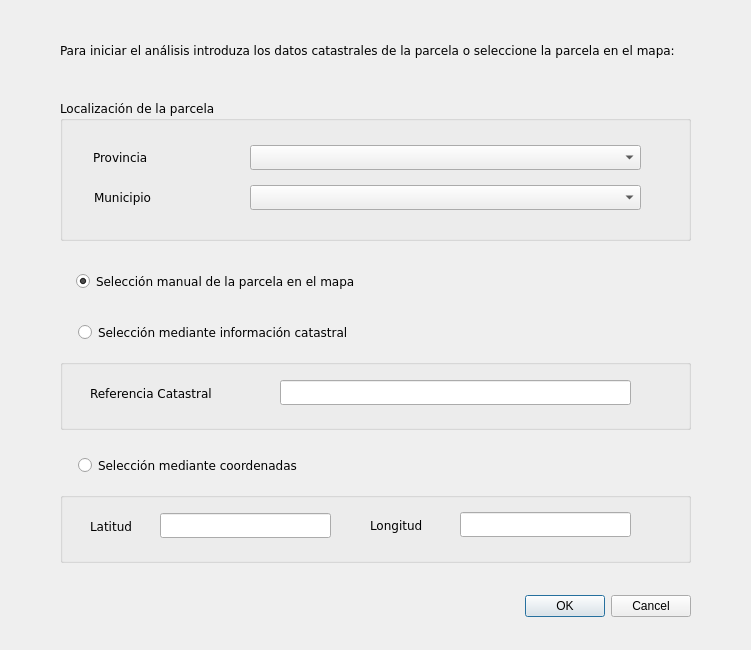
The window that Ui_SeleccionForm.ui (rubenmarrufo/herevea) describes before a commit, drawn with Qt 5.
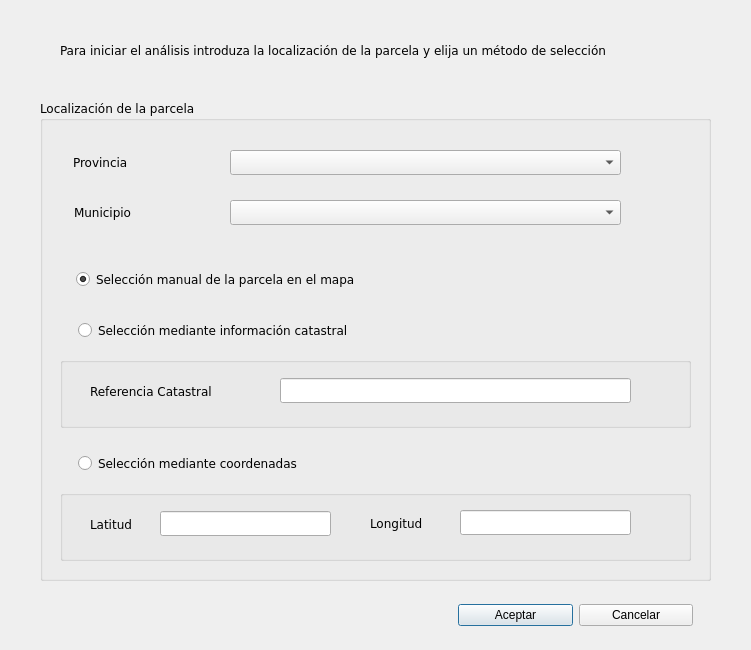
The same window after the commit. Icons and pictures are not drawn.

What changed in the file:
```diff
--- a/Ui_SeleccionForm.ui
+++ b/Ui_SeleccionForm.ui
@@ -29,22 +29,6 @@
    <iconset>
     <normaloff>Herevea.png</normaloff>Herevea.png</iconset>
   </property>
-  <widget class="QDialogButtonBox" name="buttonBox">
-   <property name="geometry">
-    <rect>
-     <x>350</x>
-     <y>590</y>
-     <width>341</width>
-     <height>32</height>
-    </rect>
-   </property>
-   <property name="orientation">
-    <enum>Qt::Horizontal</enum>
-   </property>
-   <property name="standardButtons">
-    <set>QDialogButtonBox::Cancel|QDialogButtonBox::Ok</set>
-   </property>
-  </widget>
   <widget class="QLabel" name="label">
    <property name="geometry">
     <rect>
@@ -60,7 +44,7 @@
     </font>
    </property>
    <property name="text">
-    <string>Para iniciar el análisis introduza los datos catastrales de la parcela o seleccione la parcela en el mapa:</string>
+    <string>Para iniciar el análisis introduza la localización de la parcela y elija un método de selección</string>
    </property>
    <property name="wordWrap">
     <bool>true</bool>
@@ -69,10 +53,10 @@
   <widget class="QGroupBox" name="groupBox">
    <property name="geometry">
     <rect>
-     <x>60</x>
+     <x>40</x>
      <y>100</y>
-     <width>631</width>
-     <height>141</height>
+     <width>671</width>
+     <height>481</height>
     </rect>
    </property>
    <property name="font">
@@ -87,7 +71,7 @@
     <property name="geometry">
      <rect>
       <x>33</x>
-      <y>47</y>
+      <y>52</y>
       <width>181</width>
       <height>20</height>
      </rect>
@@ -105,7 +89,7 @@
     <property name="geometry">
      <rect>
       <x>34</x>
-      <y>87</y>
+      <y>102</y>
       <width>181</width>
       <height>20</height>
      </rect>
@@ -123,7 +107,7 @@
     <property name="geometry">
      <rect>
       <x>190</x>
-      <y>45</y>
+      <y>50</y>
       <width>391</width>
       <height>25</height>
      </rect>
@@ -133,95 +117,107 @@
     <property name="geometry">
      <rect>
       <x>190</x>
-      <y>85</y>
+      <y>100</y>
       <width>391</width>
       <height>25</height>
      </rect>
     </property>
    </widget>
-  </widget>
-  <widget class="QRadioButton" name="radCatastro">
-   <property name="enabled">
-    <bool>true</bool>
-   </property>
-   <property name="geometry">
-    <rect>
-     <x>78</x>
-     <y>321</y>
-     <width>611</width>
-     <height>23</height>
-    </rect>
-   </property>
-   <property name="font">
-    <font>
-     <family>Verdana</family>
-    </font>
-   </property>
-   <property name="text">
-    <string>Selección mediante información catastral</string>
-   </property>
-  </widget>
-  <widget class="QRadioButton" name="radMapa">
-   <property name="geometry">
-    <rect>
-     <x>76</x>
-     <y>270</y>
-     <width>631</width>
-     <height>23</height>
-    </rect>
-   </property>
-   <property name="font">
-    <font>
-     <family>Verdana</family>
-    </font>
-   </property>
-   <property name="text">
-    <string>Selección manual de la parcela en el mapa</string>
-   </property>
-   <property name="checked">
-    <bool>true</bool>
-   </property>
-  </widget>
-  <widget class="QGroupBox" name="groupBox_2">
-   <property name="enabled">
-    <bool>true</bool>
-   </property>
-   <property name="geometry">
-    <rect>
-     <x>60</x>
-     <y>359</y>
-     <width>631</width>
-     <height>71</height>
-    </rect>
-   </property>
-   <property name="title">
-    <string/>
-   </property>
-   <widget class="QLineEdit" name="tbxRefCatastral">
+   <widget class="QGroupBox" name="groupBox_3">
+    <property name="enabled">
+     <bool>true</bool>
+    </property>
     <property name="geometry">
      <rect>
-      <x>220</x>
-      <y>21</y>
-      <width>351</width>
-      <height>25</height>
+      <x>20</x>
+      <y>390</y>
+      <width>631</width>
+      <height>71</height>
      </rect>
     </property>
-    <property name="font">
-     <font>
-      <family>Verdana</family>
-     </font>
+    <property name="title">
+     <string/>
     </property>
-    <property name="readOnly">
-     <bool>false</bool>
-    </property>
+    <widget class="QLineEdit" name="tbxLat">
+     <property name="geometry">
+      <rect>
+       <x>100</x>
+       <y>21</y>
+       <width>171</width>
+       <height>25</height>
+      </rect>
+     </property>
+     <property name="font">
+      <font>
+       <family>Verdana</family>
+      </font>
+     </property>
+     <property name="readOnly">
+      <bool>false</bool>
+     </property>
+    </widget>
+    <widget class="QLabel" name="label_35">
+     <property name="geometry">
+      <rect>
+       <x>30</x>
+       <y>24</y>
+       <width>91</width>
+       <height>20</height>
+      </rect>
+     </property>
+     <property name="font">
+      <font>
+       <family>Verdana</family>
+      </font>
+     </property>
+     <property name="text">
+      <string>Latitud</string>
+     </property>
+    </widget>
+    <widget class="QLabel" name="label_36">
+     <property name="geometry">
+      <rect>
+       <x>310</x>
+       <y>23</y>
+       <width>91</width>
+       <height>20</height>
+      </rect>
+     </property>
+     <property name="font">
+      <font>
+       <family>Verdana</family>
+      </font>
+     </property>
+     <property name="text">
+      <string>Longitud</string>
+     </property>
+    </widget>
+    <widget class="QLineEdit" name="tbxLong">
+     <property name="geometry">
+      <rect>
+       <x>400</x>
+       <y>20</y>
+       <width>171</width>
+       <height>25</height>
+      </rect>
+     </property>
+     <property name="font">
+      <font>
+       <family>Verdana</family>
+      </font>
+     </property>
+     <property name="readOnly">
+      <bool>false</bool>
+     </property>
+    </widget>
    </widget>
-   <widget class="QLabel" name="label_32">
+   <widget class="QRadioButton" name="radMapa">
     <property name="geometry">
      <rect>
-      <x>30</x>
-      <y>24</y>
-      <width>181</width>
-      <height>20</height>
+      <x>36</x>
+      <y>168</y>
+      <width>631</width>
+      <height>23</height>
      </rect>
     </property>
     <property name="font">
@@ -230,71 +226,22 @@
      </font>
     </property>
     <property name="text">
-     <string>Referencia Catastral</string>
+     <string>Selección manual de la parcela en el mapa</string>
     </property>
-   </widget>
-  </widget>
-  <widget class="QRadioButton" name="radCoordenadas">
-   <property name="enabled">
-    <bool>true</bool>
-   </property>
-   <property name="geometry">
-    <rect>
-     <x>78</x>
-     <y>454</y>
-     <width>371</width>
-     <height>23</height>
-    </rect>
-   </property>
-   <property name="font">
-    <font>
-     <family>Verdana</family>
-    </font>
-   </property>
-   <property name="text">
-    <string>Selección mediante coordenadas</string>
-   </property>
-  </widget>
-  <widget class="QGroupBox" name="groupBox_3">
-   <property name="enabled">
-    <bool>true</bool>
-   </property>
-   <property name="geometry">
-    <rect>
-     <x>60</x>
-     <y>492</y>
-     <width>631</width>
-     <height>71</height>
-    </rect>
-   </property>
-   <property name="title">
-    <string/>
-   </property>
-   <widget class="QLineEdit" name="tbxLat">
-    <property name="geometry">
-     <rect>
-      <x>100</x>
-      <y>21</y>
-      <width>171</width>
-      <height>25</height>
-     </rect>
+    <property name="checked">
+     <bool>true</bool>
     </property>
-    <property name="font">
-     <font>
-      <family>Verdana</family>
-     </font>
-    </property>
-    <property name="readOnly">
-     <bool>false</bool>
-    </property>
    </widget>
-   <widget class="QLabel" name="label_35">
+   <widget class="QRadioButton" name="radCoordenadas">
+    <property name="enabled">
+     <bool>true</bool>
+    </property>
     <property name="geometry">
      <rect>
-      <x>30</x>
-      <y>24</y>
-      <width>91</width>
-      <height>20</height>
+      <x>38</x>
+      <y>352</y>
+      <width>371</width>
+      <height>23</height>
      </rect>
     </property>
     <property name="font">
@@ -303,34 +250,71 @@
      </font>
     </property>
     <property name="text">
-     <string>Latitud</string>
+     <string>Selección mediante coordenadas</string>
     </property>
    </widget>
-   <widget class="QLabel" name="label_36">
+   <widget class="QGroupBox" name="groupBox_2">
+    <property name="enabled">
+     <bool>true</bool>
+    </property>
     <property name="geometry">
      <rect>
-      <x>310</x>
-      <y>23</y>
-      <width>91</width>
-      <height>20</height>
+      <x>20</x>
+      <y>257</y>
+      <width>631</width>
+      <height>71</height>
      </rect>
     </property>
-    <property name="font">
-     <font>
-      <family>Verdana</family>
-     </font>
+    <property name="title">
+     <string/>
     </property>
-    <property name="text">
-     <string>Longitud</string>
-    </property>
+    <widget class="QLineEdit" name="tbxRefCatastral">
+     <property name="geometry">
+      <rect>
+       <x>220</x>
+       <y>21</y>
+       <width>351</width>
+       <height>25</height>
+      </rect>
+     </property>
+     <property name="font">
+      <font>
+       <family>Verdana</family>
+      </font>
+     </property>
+     <property name="readOnly">
+      <bool>false</bool>
+     </property>
+    </widget>
+    <widget class="QLabel" name="label_32">
+     <property name="geometry">
+      <rect>
+       <x>30</x>
+       <y>24</y>
+       <width>181</width>
+       <height>20</height>
+      </rect>
+     </property>
+     <property name="font">
+      <font>
+       <family>Verdana</family>
+      </font>
+     </property>
+     <property name="text">
+      <string>Referencia Catastral</string>
+     </property>
+    </widget>
    </widget>
-   <widget class="QLineEdit" name="tbxLong">
+   <widget class="QRadioButton" name="radCatastro">
+    <property name="enabled">
+     <bool>true</bool>
+    </property>
     <property name="geometry">
      <rect>
-      <x>400</x>
-      <y>20</y>
-      <width>171</width>
-      <height>25</height>
+      <x>38</x>
+      <y>219</y>
+      <width>611</width>
+      <height>23</height>
      </rect>
     </property>
     <property name="font">
@@ -338,14 +322,40 @@
       <family>Verdana</family>
      </font>
     </property>
-    <property name="readOnly">
-     <bool>false</bool>
+    <property name="text">
+     <string>Selección mediante información catastral</string>
     </property>
    </widget>
   </widget>
-  <zorder>groupBox_2</zorder>
-  <zorder>buttonBox</zorder>
-  <zorder>label</zorder>
+  <widget class="QWidget" name="horizontalLayoutWidget">
+   <property name="geometry">
+    <rect>
+     <x>458</x>
+     <y>595</y>
+     <width>235</width>
+     <height>41</height>
+    </rect>
+   </property>
+   <layout class="QHBoxLayout" name="horizontalLayout">
+    <item>
+     <widget class="QPushButton" name="btnAccept">
+      <property name="text">
+       <string>Aceptar</string>
+      </property>
+      <property name="default">
+       <bool>true</bool>
+      </property>
+     </widget>
+    </item>
+    <item>
+     <widget class="QPushButton" name="btnCancel">
+      <property name="text">
+       <string>Cancelar</string>
+      </property>
+     </widget>
+    </item>
+   </layout>
+  </widget>
   <zorder>groupBox</zorder>
   <zorder>radCatastro</zorder>
   <zorder>radMapa</zorder>
```
Left out of the diff: 42 changed lines with no effect on the pictures.
